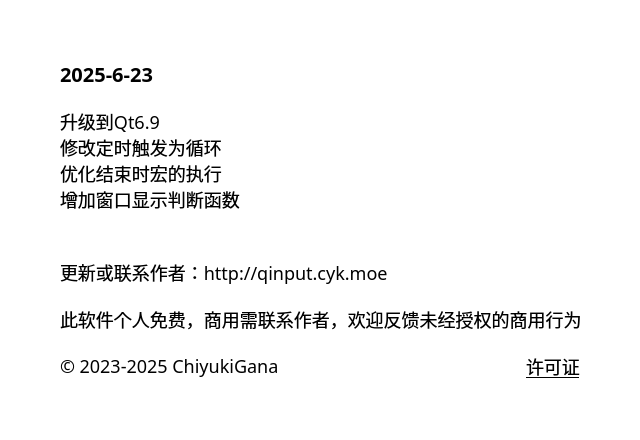
The window that source/ui/AboutUi.ui (ChiyukiGana/Quickinput) describes before a commit, drawn with Qt 5.
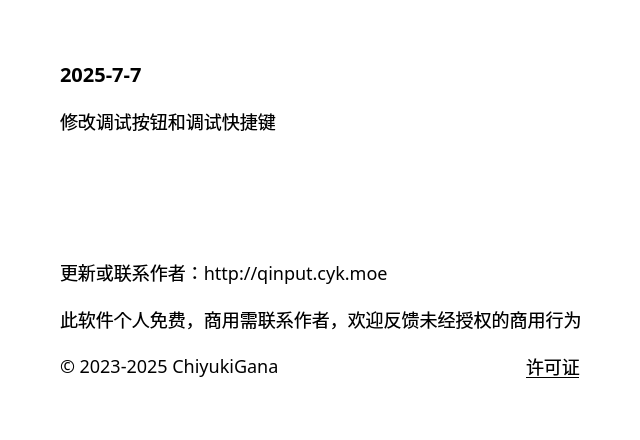
The same window after the commit.

```diff
--- a/source/ui/AboutUi.ui
+++ b/source/ui/AboutUi.ui
@@ -90,7 +90,7 @@
          <string notr="true">font-size:20px</string>
         </property>
         <property name="text">
-         <string>2025-6-23</string>
+         <string>2025-7-7</string>
         </property>
         <property name="textFormat">
          <enum>Qt::TextFormat::PlainText</enum>
@@ -106,10 +106,7 @@
          </sizepolicy>
         </property>
         <property name="text">
-         <string>升级到Qt6.9
-修改定时触发为循环
-优化结束时宏的执行
-增加窗口显示判断函数</string>
+         <string>修改调试按钮和调试快捷键</string>
         </property>
         <property name="textFormat">
          <enum>Qt::TextFormat::PlainText</enum>
```
